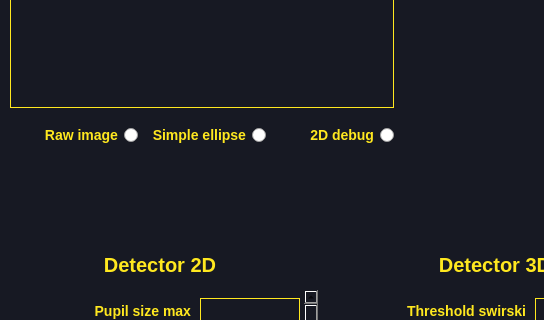
This is ui/main.ui in MartinRapcan/EyeTracking as Qt 5 draws it before an edit; both pictures show x 0 to 544 and y 190 to 510 of the 1100 by 700 pixel window. The edited form follows.
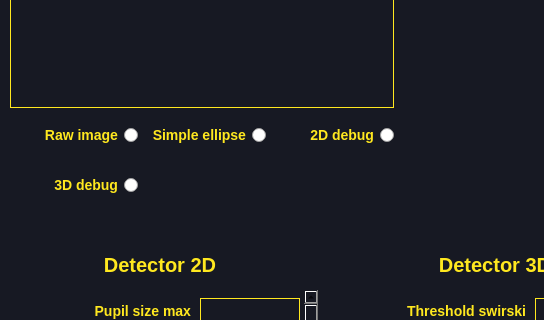
This is the edited form.

Commit message: feat: added 3D debug to preview

```diff
--- a/ui/main.ui
+++ b/ui/main.ui
@@ -3639,7 +3639,7 @@
      <x>10</x>
      <y>300</y>
      <width>384</width>
-     <height>50</height>
+     <height>100</height>
     </rect>
    </property>
    <widget class="QRadioButton" name="rawRadio">
@@ -3717,6 +3717,31 @@
      <string>2D debug</string>
     </property>
    </widget>
+   <widget class="QRadioButton" name="rayRadio">
+    <property name="geometry">
+     <rect>
+      <x>0</x>
+      <y>50</y>
+      <width>128</width>
+      <height>50</height>
+     </rect>
+    </property>
+    <property name="layoutDirection">
+     <enum>Qt::RightToLeft</enum>
+    </property>
+    <property name="styleSheet">
+     <string notr="true">QRadioButton {
+border: none;
+color: #FFE81F;
+background: none;
+font-size: 14px;
+font-weight: bold;
+}</string>
+    </property>
+    <property name="text">
+     <string>3D debug</string>
+    </property>
+   </widget>
   </widget>
   <widget class="QLabel" name="label_41">
    <property name="geometry">
```
The commit also changes 5 other files.
